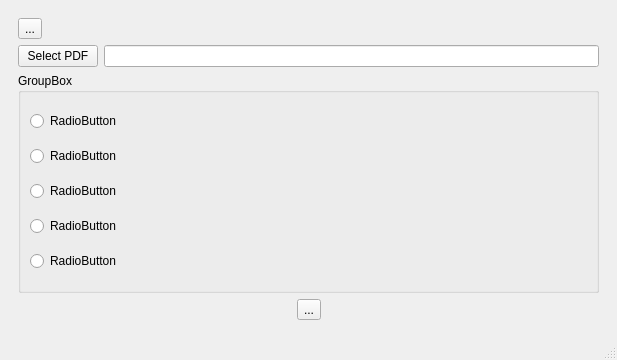
Above: mainwindow.ui from silash35/qpdftools before the change. Below: the same form after it.
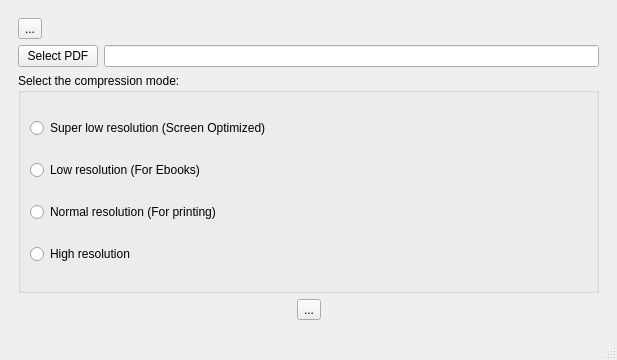
That is the form after the change.

Commit message: start to add "compress" feature

```diff
--- a/mainwindow.ui
+++ b/mainwindow.ui
@@ -131,41 +131,34 @@
         <item>
          <widget class="QGroupBox" name="groupBox">
           <property name="title">
-           <string>GroupBox</string>
+           <string>Select the compression mode:</string>
           </property>
           <layout class="QVBoxLayout" name="verticalLayout_5">
            <item>
             <widget class="QRadioButton" name="radioButton_3">
              <property name="text">
-              <string>RadioButton</string>
+              <string>Super low resolution (Screen Optimized)</string>
              </property>
             </widget>
            </item>
            <item>
             <widget class="QRadioButton" name="radioButton_5">
              <property name="text">
-              <string>RadioButton</string>
+              <string>Low resolution (For Ebooks)</string>
              </property>
             </widget>
            </item>
            <item>
             <widget class="QRadioButton" name="radioButton_7">
              <property name="text">
-              <string>RadioButton</string>
+              <string>Normal resolution (For printing)</string>
              </property>
             </widget>
            </item>
            <item>
             <widget class="QRadioButton" name="radioButton_6">
              <property name="text">
-              <string>RadioButton</string>
-             </property>
-            </widget>
-           </item>
-           <item>
-            <widget class="QRadioButton" name="radioButton_4">
-             <property name="text">
-              <string>RadioButton</string>
+              <string>High resolution</string>
              </property>
             </widget>
            </item>
```
Left out of the diff: 19 changed lines with no effect on the pictures. The commit also changes 2 other files.
